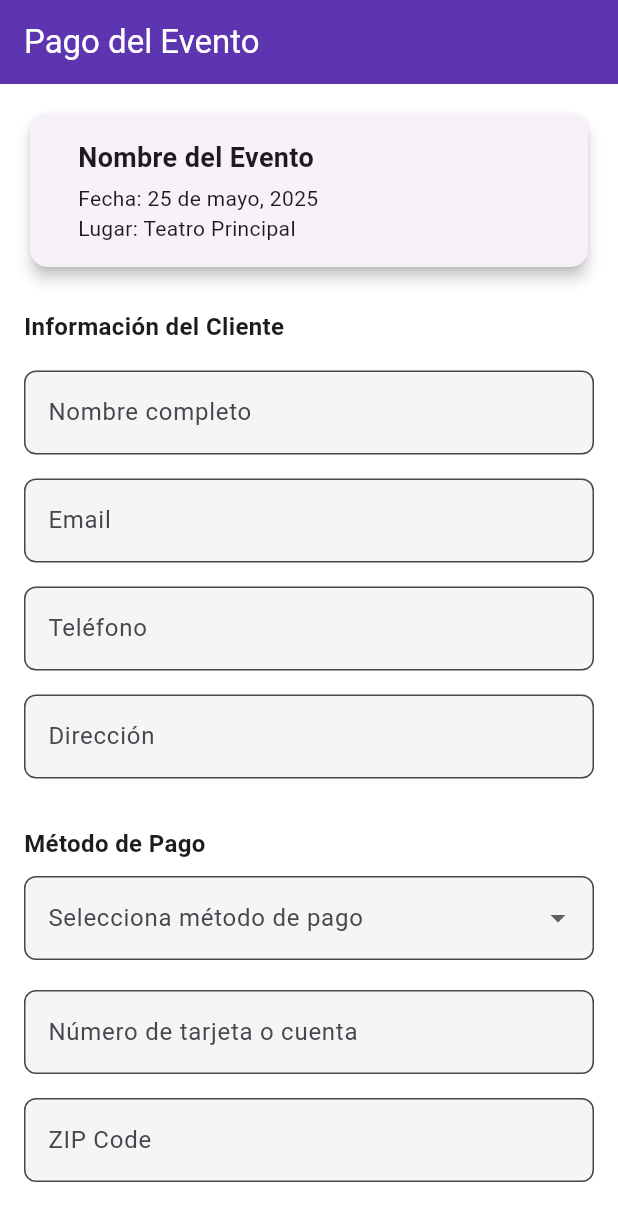
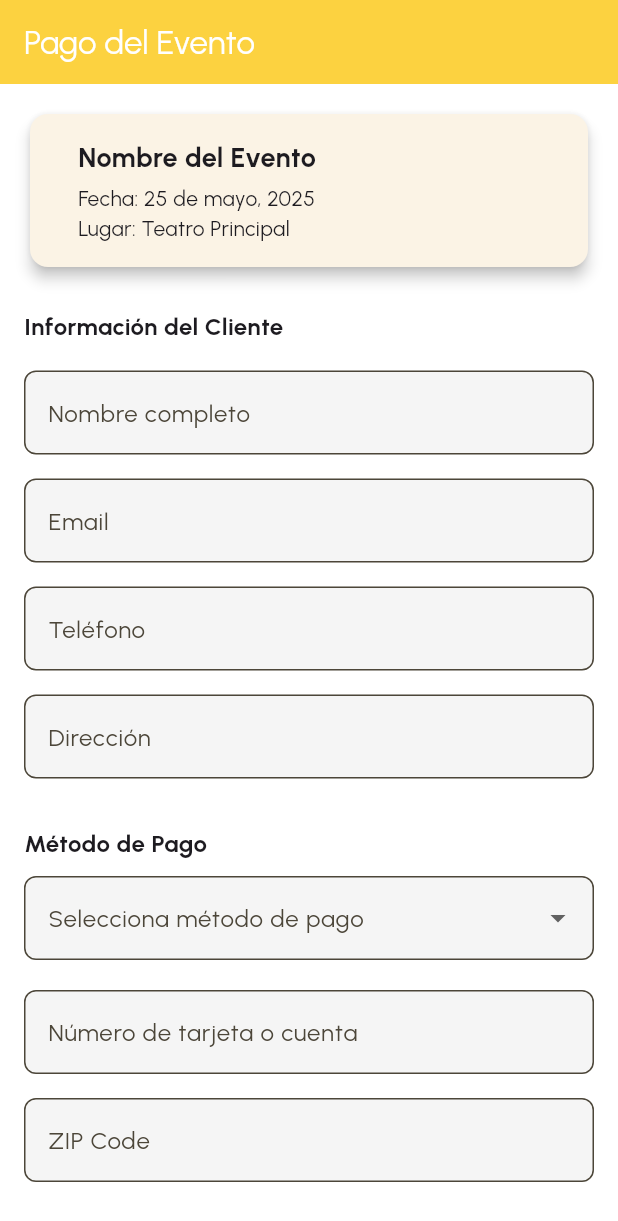
Before and after one commit to JevDev2304/yourTicket, a Flutter app: the screen it shows after launch, on a phone screen of 412 x 824 dp. Shown: the top 1221 px of the screen. Run offline on Flutter 3.47's test engine with Material 3 defaults, Android fonts, the phone set to English and light mode, and no system bars; our stand-ins replace go_router, google_fonts.

Commit message:
new folder structure, go_router and google_fonts dependencies added, color and font changed

```diff
--- a/lib/main.dart
+++ b/lib/main.dart
@@ -1,8 +1,9 @@
 import 'package:flutter/material.dart';
-import 'payment_page.dart';
-import 'my_purchases_page.dart';
-import 'payment_confirmation_page.dart';
-
+import 'package:google_fonts/google_fonts.dart';
+import 'ui/payment/payment_page.dart';
+import 'ui/my_purchases/my_purchases_page.dart';
+import 'ui/payment_confirmation/payment_confirmation_page.dart';
+import 'theme/colors.dart';
 
 void main() {
   runApp(const MyApp());
@@ -16,8 +17,9 @@ class MyApp extends StatelessWidget {
     return MaterialApp(
       title: 'YourTicket',
       theme: ThemeData(
-  colorScheme: ColorScheme.fromSeed(seedColor: Color(0xFF5E35B1)),
-  primaryColor: Color(0xFF5E35B1),
+        colorScheme: ColorScheme.fromSeed(seedColor: Color(0xFFfcd240)),
+        primaryColor: Color(0xFFfcd240),
+        textTheme: GoogleFonts.urbanistTextTheme(),
         scaffoldBackgroundColor: Colors.white,
         inputDecorationTheme: InputDecorationTheme(
           filled: true,
@@ -29,15 +31,15 @@ class MyApp extends StatelessWidget {
         ),
         elevatedButtonTheme: ElevatedButtonThemeData(
           style: ElevatedButton.styleFrom(
-      backgroundColor: Color(0xFF5E35B1),
+            backgroundColor: Color(0xFFfcd240),
             foregroundColor: Colors.white,
             padding: EdgeInsets.symmetric(vertical: 14, horizontal: 24),
-      shape: RoundedRectangleBorder(borderRadius: BorderRadius.circular(10)),
+            shape:
+                RoundedRectangleBorder(borderRadius: BorderRadius.circular(10)),
           ),
         ),
         useMaterial3: true,
       ),
-
       debugShowCheckedModeBanner: false,
       initialRoute: '/payment',
       routes: {
--- a/pubspec.yaml
+++ b/pubspec.yaml
@@ -34,6 +34,8 @@ dependencies:
   # The following adds the Cupertino Icons font to your application.
   # Use with the CupertinoIcons class for iOS style icons.
   cupertino_icons: ^1.0.8
+  go_router: ^15.1.1
+  google_fonts: ^6.2.1
 
 dev_dependencies:
   flutter_test:
```
Also changed, not shown: lib/theme/colors.dart (added, +17 -0 lines), lib/ui/home/home_screen.dart (added, +10 -0 lines), lib/ui/navigation/routes.dart (added, +24 -0 lines), lib/ui/my_purchases/my_purchases_page.dart (renamed from lib/my_purchases_page.dart), lib/ui/payment/payment_page.dart (renamed from lib/payment_page.dart), lib/ui/payment_confirmation/payment_confirmation_page.dart (renamed from lib/payment_confirmation_page.dart), pubspec.lock, 1 other file. Lines whose indentation alone changed are shown as unchanged.
